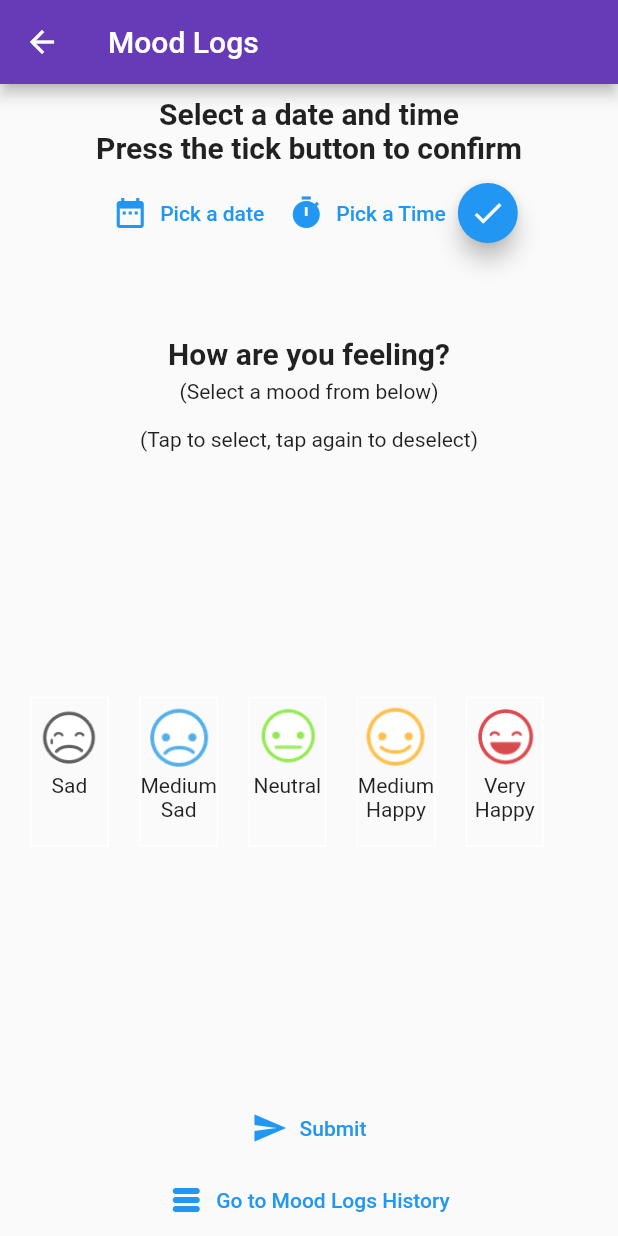
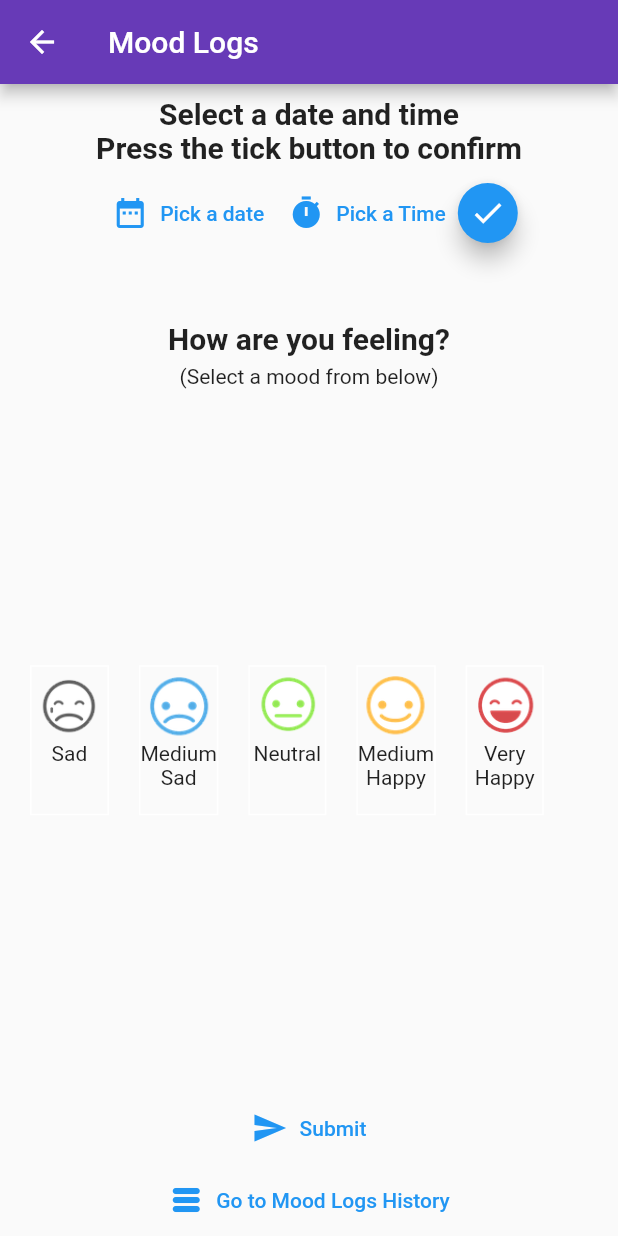
Before and after one commit to hamid-hai/Meditation-Application, a Flutter app: the MoodsLogs screen opened directly, on a phone screen of 412 x 824 dp. Run offline on Flutter 3.47's test engine with Material 2 defaults, Android fonts, the light colour scheme and no system bars; our stand-ins replace audioplayers, cloud_firestore, dio, firebase_auth, firebase_core, flutter_spinkit and 1 more; accounts and stored records are empty; network calls fail.

Commit message:
mood_logs.dart bug fixed. Unknown on what the cause is

```diff
--- a/lib/screens/home/features/mood_logs.dart
+++ b/lib/screens/home/features/mood_logs.dart
@@ -2,9 +2,9 @@ import 'package:cloud_firestore/cloud_firestore.dart';
 import 'package:firebase_auth/firebase_auth.dart';
 import 'package:flutter/material.dart';
 import 'package:meditationapp/screens/home/features/moodlogs/mood.dart';
-import 'package:meditationapp/screens/home/features/moodlogs/mood_history.dart';
+import 'package:meditationapp/screens/home/features/moodlogs/mood_icon.dart';
+import 'moodlogs/mood_history.dart';
 
-import 'moodlogs/mood_icon.dart';
 
 class MoodsLogs extends StatefulWidget {
   const MoodsLogs({Key? key}) : super(key: key);
@@ -22,7 +22,6 @@ class _MoodsLogsState extends State<MoodsLogs> {
   late int currentindex;
   late String dateonly;
   int ontapcount = 0;
-  late DateTime datesorter;
 
   List<Mood> moods = [
     Mood('assets/images/moodimages/sad.png', 'Sad', false),
@@ -39,7 +38,9 @@ class _MoodsLogsState extends State<MoodsLogs> {
         title: const Text("Mood Logs"),
         backgroundColor: Colors.deepPurple,
       ),
-      body: Column(children: <Widget>[
+      body: Container(
+        child: Column(
+            children: <Widget>[
               const SizedBox(width: 70),
               const Padding(
                 padding: EdgeInsets.only(top: 8.0),
@@ -48,26 +49,23 @@ class _MoodsLogsState extends State<MoodsLogs> {
                     textAlign: TextAlign.center,
                     style: TextStyle(fontSize: 20, fontWeight: FontWeight.bold)),
               ),
+              SizedBox(width: 70),
               Padding(
                 padding: const EdgeInsets.all(8.0),
                 child: Row(
                   mainAxisAlignment: MainAxisAlignment.center,
                   children: [
                     TextButton.icon(
-                  icon: const Icon(Icons.date_range),
-                  label: const Text('Pick a date'),
+                        icon: Icon(Icons.date_range),
+                        label: Text('Pick a date'),
                         onPressed: () => showDatePicker(
-
-                          // Calculating the date the user has pressed
-                          // Converting to a string format for the 'Mood Logs History'
                             context: context,
                             initialDate: DateTime.now(),
                             firstDate: DateTime(2001),
                             lastDate: DateTime(2027))
                             .then((date) => {
                           setState(() {
-                              datesorter = date!;
-                              datepicked = date.day.toString() +
+                            datepicked = date!.day.toString() +
                                 '-' +
                                 date.month.toString() +
                                 '-' +
@@ -77,11 +75,9 @@ class _MoodsLogsState extends State<MoodsLogs> {
                                 date.month.toString();
                           }),
                         })),
-
-              // Repeating the process for the Time
                     TextButton.icon(
-                  icon: const Icon(Icons.timer),
-                  label: const Text('Pick a Time'),
+                        icon: Icon(Icons.timer),
+                        label: Text('Pick a Time'),
                         onPressed: () => showTimePicker(
                             context: context, initialTime: TimeOfDay.now())
                             .then((time) => {
@@ -89,15 +85,14 @@ class _MoodsLogsState extends State<MoodsLogs> {
                             timepicked = time!.format(context).toString();
                           })
                         })),
-
-              // By pressing confirm we combine the date and time into one string
-              SizedBox(
+                    Container(
                       height: 40,
                       width: 40,
                       child: FloatingActionButton(
-                  child: const Icon(Icons.done),
+                        child: Icon(Icons.done),
                         onPressed: () => setState(() {
                           datetime = datepicked + '  ' + timepicked;
+                          print(datetime.toString());
                         }),
                       ),
                     ),
@@ -105,23 +100,21 @@ class _MoodsLogsState extends State<MoodsLogs> {
                 ),
               ),
 
-        const SizedBox(height: 50),
-        const Text('How are you feeling?',
+              SizedBox(height: 40),
+              Text('How are you feeling?',
                   style: TextStyle(fontSize: 20, fontWeight: FontWeight.bold)),
-        const SizedBox(height: 6),
-        const Text(
-          '(Select a mood from below)\n\n(Tap to select, tap again to deselect)',
-          textAlign: TextAlign.center,
-        ),
+              SizedBox(height: 6),
+              Text('(Select a mood from below)', textAlign: TextAlign.center,),
 
               Expanded(
+
                 child: ListView.builder(
                     scrollDirection: Axis.horizontal,
                     itemCount: moods.length,
                     itemBuilder: (context, index) {
                       return Row(
                         children: <Widget>[
-                    const Center(child: SizedBox(width: 20)),
+                          Center(child: SizedBox(width: 20)),
                           GestureDetector(
                               child: MoodIcon(
                                   image: moods[index].moodimage,
@@ -137,6 +130,7 @@ class _MoodsLogsState extends State<MoodsLogs> {
                                       image = moods[index].moodimage;
                                       moods[index].iselected = true;
                                       ontapcount = ontapcount + 1;
+                                      print(mood);
                                     }),
                                   }
                                 else if (moods[index].iselected)
@@ -151,24 +145,33 @@ class _MoodsLogsState extends State<MoodsLogs> {
                       );
                     }),
               ),
+              TextButton.icon(
+                icon: Icon(Icons.send), label: Text('Submit'),
+                onPressed: () async {
 
-        // Async function that contacts firebase and stores the data collected on this screen.
-        TextButton.icon(
-          icon: const Icon(Icons.send),
-          label: const Text('Submit'),
-          onPressed: () async {
+
+                  // setState(() {
                   User? user = FirebaseAuth.instance.currentUser;
 
-            await FirebaseFirestore.instance.collection('diaries').add({
+                  await FirebaseFirestore.instance.collection('diaries').add(
+                      {
                         'uid': user!.uid,
                         'dateandtime': datetime,
-              'date': datesorter,
                         'mood': mood
                       });
+                  //
+                  //   FirebaseFirestore.instance.runTransaction((transaction) async {
+                  //     await transaction.set(FirebaseFirestore.instance.collection(
+                  //         'diaries').doc(user!.uid), {
+                  //       'dateandtime': datetime,
+                  //       'mood': mood
+                  //     });
+                  //   });
+                  //
+                  //
+                  // }),
                 },
               ),
-
-        // Pushes to next screen, Mood Logs History
               TextButton.icon(
                   onPressed: () {
                     Navigator.push(context,
@@ -177,6 +180,14 @@ class _MoodsLogsState extends State<MoodsLogs> {
                   icon: const Icon(Icons.table_rows_rounded),
                   label: const Text('Go to Mood Logs History')),
             ]),
+
+
+      ),
+
+
+        // Pushes to next screen, Mood Logs History
+
     );
+
   }
 }
```
Lines whose indentation alone changed are shown as unchanged.
